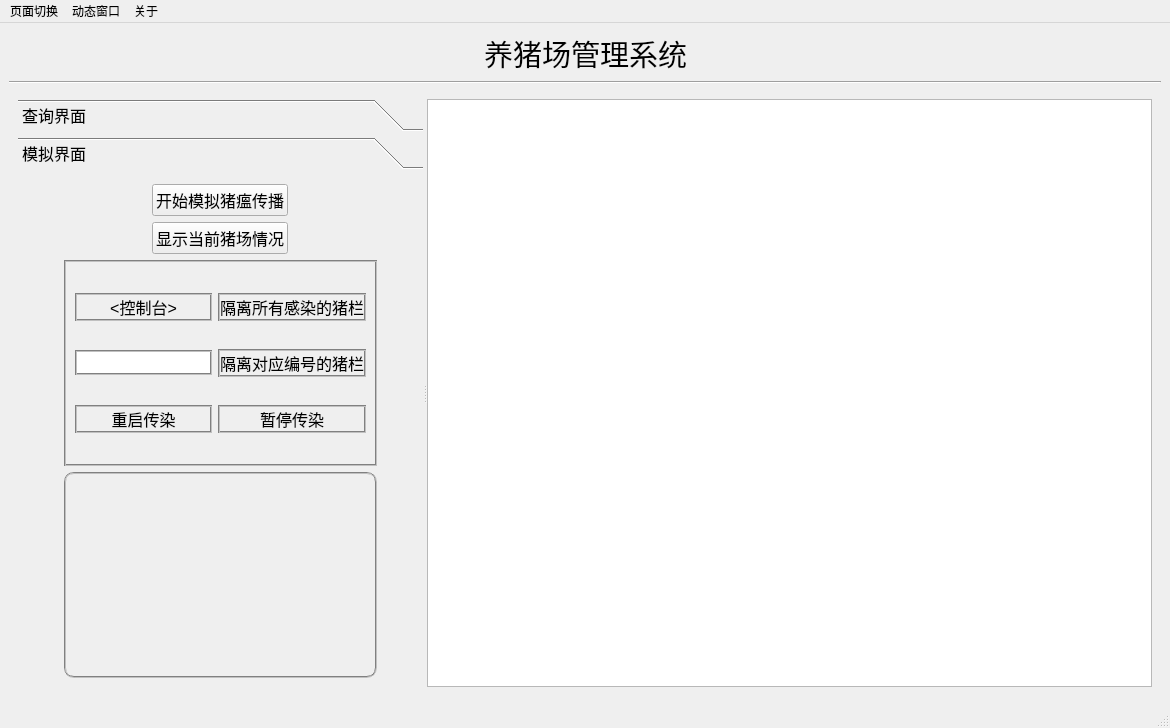
This is PigFarm/mainwindow.ui in chang-geng-d/git as Qt 5 draws it before an edit. The edited form follows.
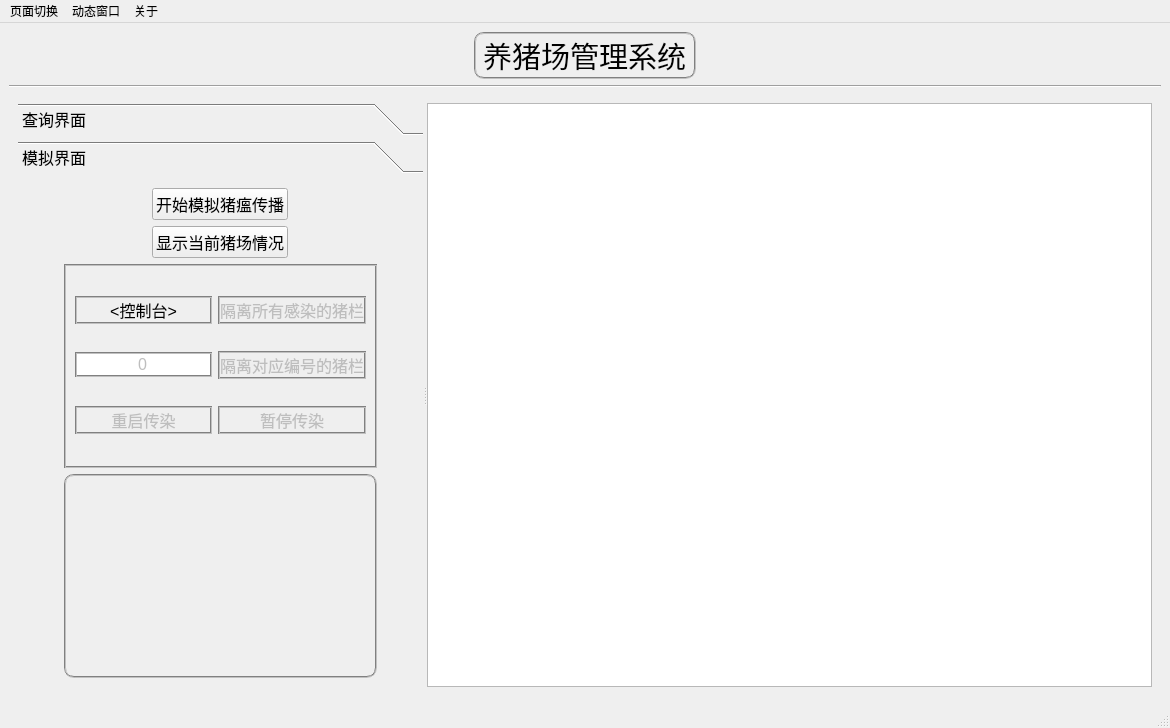
This is the edited form. The open tabs and pages were chosen to show the change. Icons and pictures are not drawn.

```diff
--- a/PigFarm/mainwindow.ui
+++ b/PigFarm/mainwindow.ui
@@ -560,7 +560,7 @@
               <x>0</x>
               <y>0</y>
               <width>405</width>
-              <height>510</height>
+              <height>506</height>
              </rect>
             </property>
             <attribute name="label">
@@ -617,6 +617,9 @@
                <layout class="QGridLayout" name="gridLayout_11">
                 <item row="2" column="0">
                  <widget class="QPushButton" name="pushButton_infectRestart">
+                  <property name="enabled">
+                   <bool>false</bool>
+                  </property>
                   <property name="font">
                    <font>
                     <family>Arial</family>
@@ -630,6 +633,9 @@
                 </item>
                 <item row="2" column="1">
                  <widget class="QPushButton" name="pushButton_pauseInfect">
+                  <property name="enabled">
+                   <bool>false</bool>
+                  </property>
                   <property name="font">
                    <font>
                     <family>Arial</family>
@@ -643,6 +649,9 @@
                 </item>
                 <item row="0" column="1">
                  <widget class="QPushButton" name="pushButton_isolateAllInfectedPens">
+                  <property name="enabled">
+                   <bool>false</bool>
+                  </property>
                   <property name="font">
                    <font>
                     <family>Arial</family>
@@ -656,16 +665,28 @@
                 </item>
                 <item row="1" column="0">
                  <widget class="QLineEdit" name="lineEdit_isolateNum">
+                  <property name="enabled">
+                   <bool>false</bool>
+                  </property>
                   <property name="font">
                    <font>
                     <family>Arial</family>
                     <pointsize>12</pointsize>
                    </font>
                   </property>
+                  <property name="text">
+                   <string>0</string>
+                  </property>
+                  <property name="alignment">
+                   <set>Qt::AlignCenter</set>
+                  </property>
                  </widget>
                 </item>
                 <item row="1" column="1">
                  <widget class="QPushButton" name="pushButton_isolatePenInNum">
+                  <property name="enabled">
+                   <bool>false</bool>
+                  </property>
                   <property name="font">
                    <font>
                     <family>Arial</family>
@@ -1046,6 +1067,10 @@
         <pointsize>22</pointsize>
        </font>
       </property>
+      <property name="styleSheet">
+       <string notr="true">border:2px groove gray;
+border-radius:10px;</string>
+      </property>
       <property name="text">
        <string>养猪场管理系统</string>
       </property>
```
Left out of the diff: 26 changed lines with no effect on the pictures.
